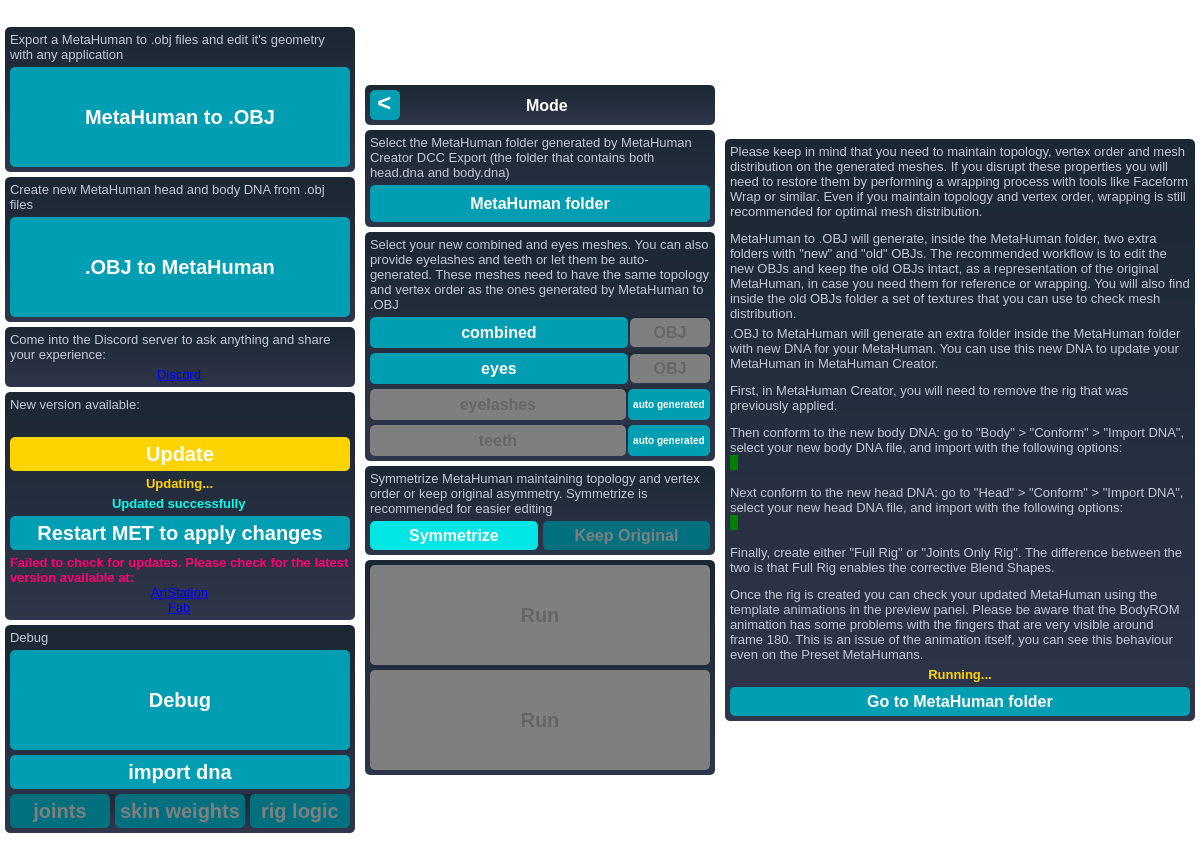
This is MetaHumanExtraTools/met_main_window.ui in virtual-pancakes/met as Qt 5 draws it before an edit. The edited form follows.
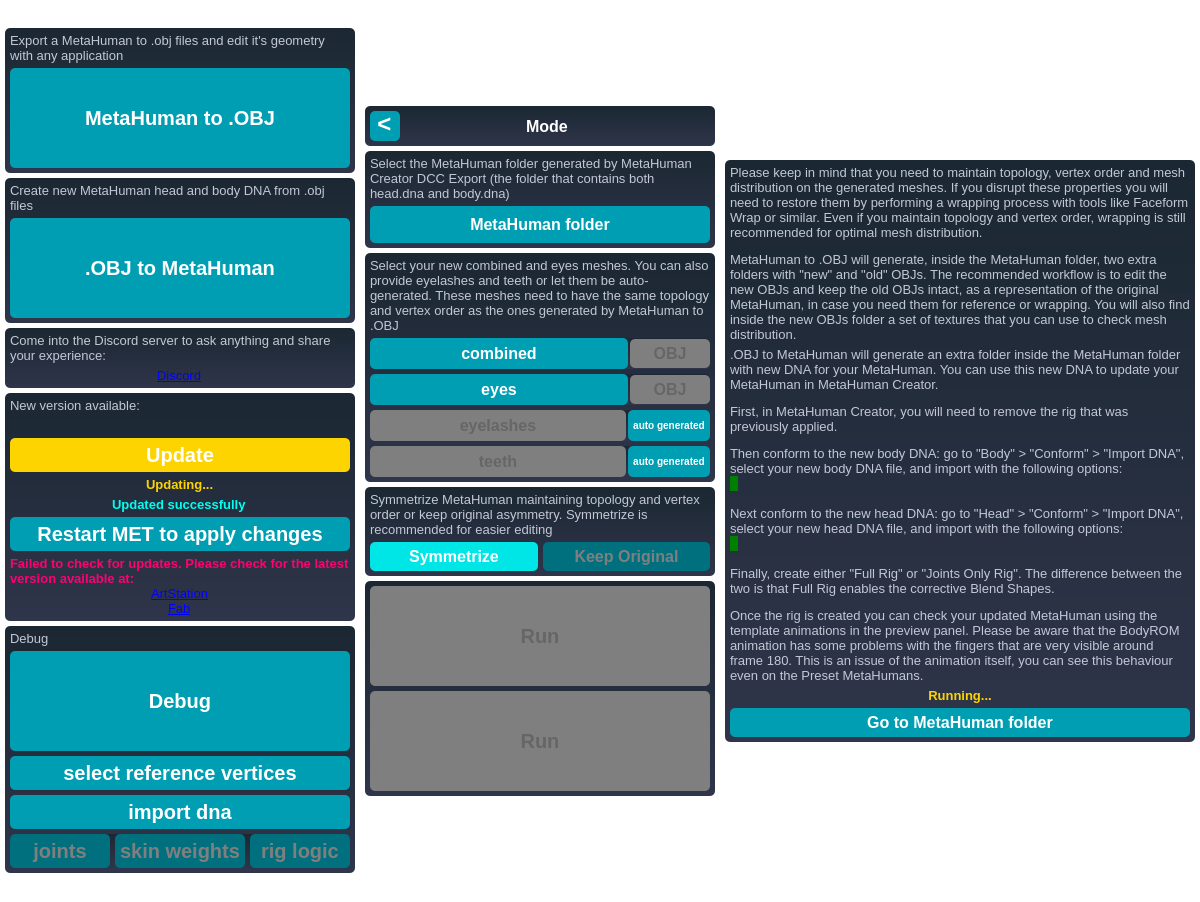
This is the edited form. Icons and pictures are not drawn.

Patch:
```diff
--- a/MetaHumanExtraTools/met_main_window.ui
+++ b/MetaHumanExtraTools/met_main_window.ui
@@ -7,7 +7,7 @@
     <x>0</x>
     <y>0</y>
     <width>1200</width>
-    <height>860</height>
+    <height>902</height>
    </rect>
   </property>
   <property name="sizePolicy">
@@ -1033,6 +1033,13 @@
             </property>
            </widget>
           </item>
+          <item>
+           <widget class="QPushButton" name="select_reference_vertices_button">
+            <property name="text">
+             <string>select reference vertices</string>
+            </property>
+           </widget>
+          </item>
           <item>
            <widget class="QPushButton" name="import_dna_button">
             <property name="text">
@@ -2139,7 +2146,7 @@
                 <string notr="true">background: transparent</string>
                </property>
                <property name="text">
-                <string>&lt;html&gt;&lt;head/&gt;&lt;body&gt;&lt;p&gt;Please keep in mind that you need to maintain topology, vertex order and mesh distribution on the generated meshes. If you disrupt these properties you will need to restore them by performing a wrapping process with tools like Faceform Wrap or similar. Even if you maintain topology and vertex order, wrapping is still recommended for optimal mesh distribution.&lt;/p&gt;&lt;p&gt;MetaHuman to .OBJ will generate, inside the MetaHuman folder, two extra folders with &amp;quot;new&amp;quot; and &amp;quot;old&amp;quot; OBJs. The recommended workflow is to edit the new OBJs and keep the old OBJs intact, as a representation of the original MetaHuman, in case you need them for reference or wrapping. You will also find inside the old OBJs folder a set of textures that you can use to check mesh distribution.&lt;/p&gt;&lt;/body&gt;&lt;/html&gt;</string>
+                <string>&lt;html&gt;&lt;head/&gt;&lt;body&gt;&lt;p&gt;Please keep in mind that you need to maintain topology, vertex order and mesh distribution on the generated meshes. If you disrupt these properties you will need to restore them by performing a wrapping process with tools like Faceform Wrap or similar. Even if you maintain topology and vertex order, wrapping is still recommended for optimal mesh distribution.&lt;/p&gt;&lt;p&gt;MetaHuman to .OBJ will generate, inside the MetaHuman folder, two extra folders with &amp;quot;new&amp;quot; and &amp;quot;old&amp;quot; OBJs. The recommended workflow is to edit the new OBJs and keep the old OBJs intact, as a representation of the original MetaHuman, in case you need them for reference or wrapping. You will also find inside the new OBJs folder a set of textures that you can use to check mesh distribution.&lt;/p&gt;&lt;/body&gt;&lt;/html&gt;</string>
                </property>
                <property name="wordWrap">
                 <bool>true</bool>
```
